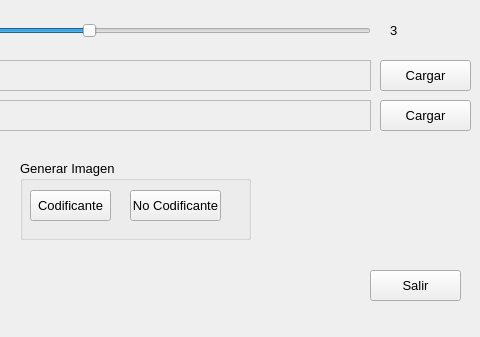
This is Gui.ui in juancho270/TrabajoGrado as Qt 5 draws it before an edit; both pictures show x 220 to 700 and y 0 to 337 of the 700 by 337 pixel window. The edited form follows.
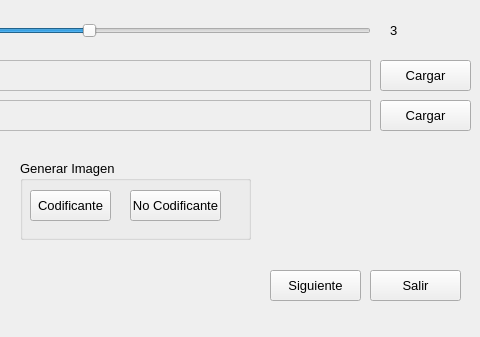
This is the edited form.

```diff
--- a/Gui.ui
+++ b/Gui.ui
@@ -239,6 +239,24 @@
     </property>
    </widget>
   </widget>
+  <widget class="QPushButton" name="btnNext">
+   <property name="geometry">
+    <rect>
+     <x>490</x>
+     <y>270</y>
+     <width>91</width>
+     <height>31</height>
+    </rect>
+   </property>
+   <property name="font">
+    <font>
+     <pointsize>10</pointsize>
+    </font>
+   </property>
+   <property name="text">
+    <string>Siguiente</string>
+   </property>
+  </widget>
  </widget>
  <resources/>
  <connections>
```
